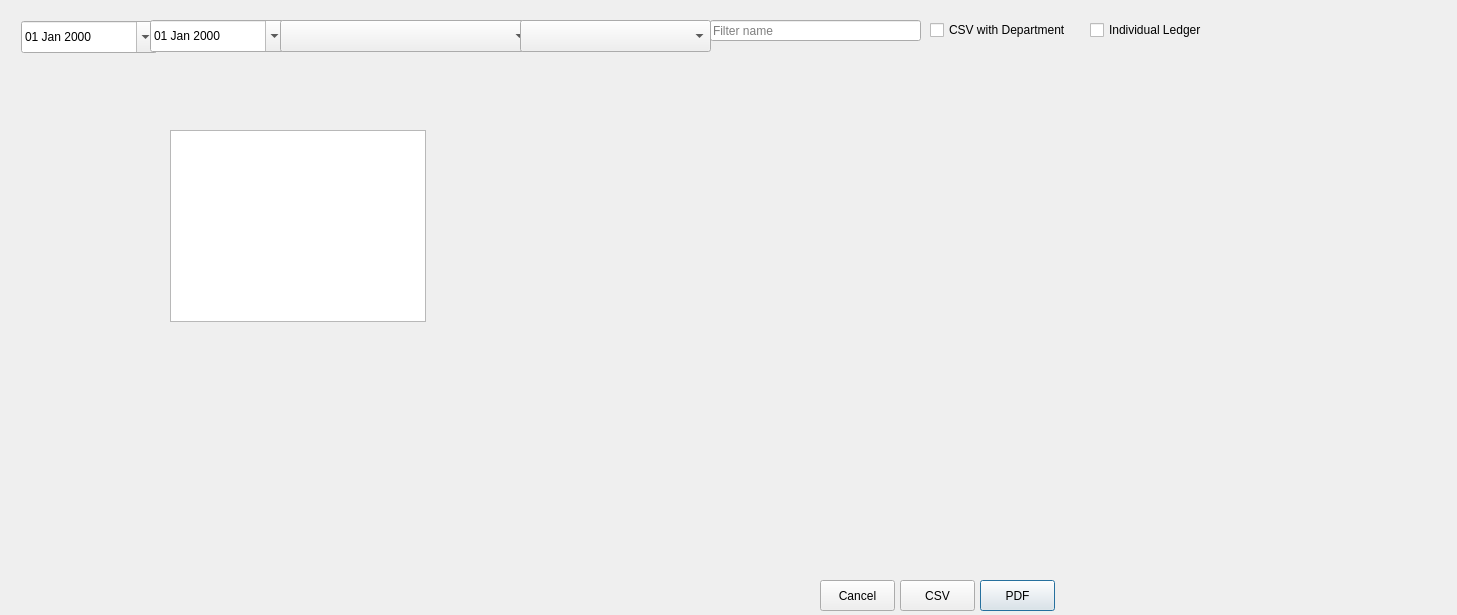
The window that DLG/cledgerreportdlg.ui (hlunguite/saptuamDataQT) describes before a commit, drawn with Qt 5.
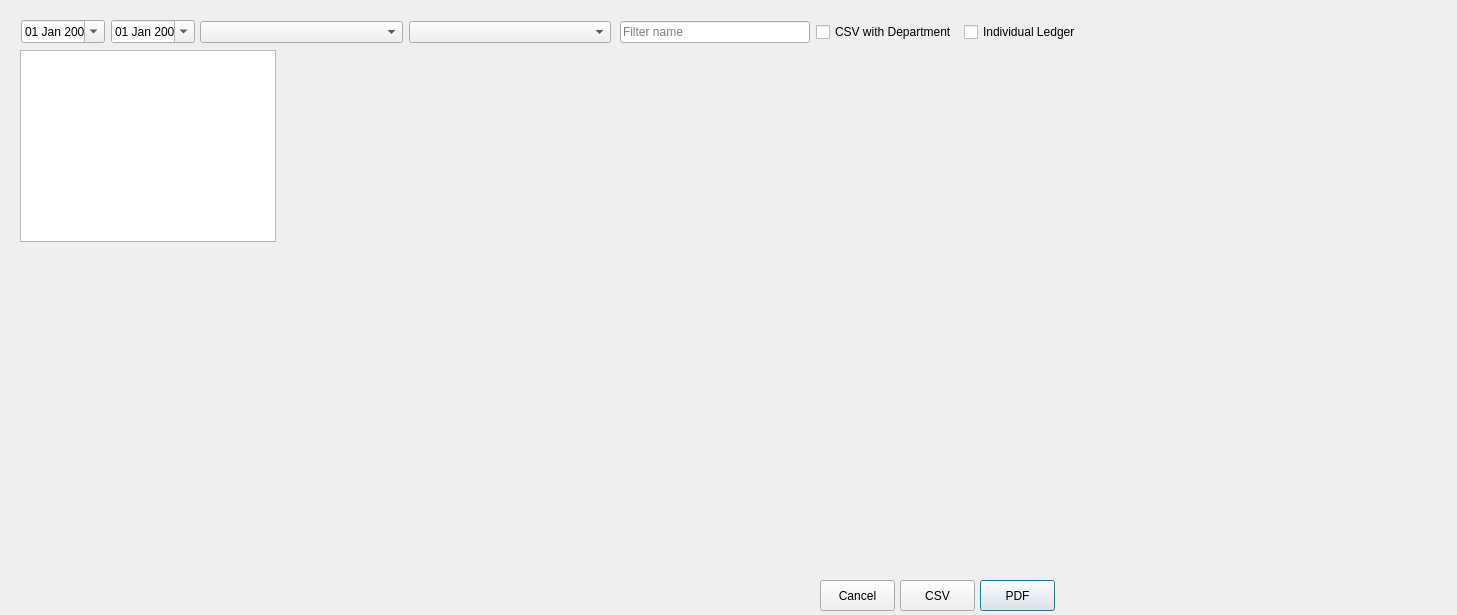
The same window after the commit.

```diff
--- a/DLG/cledgerreportdlg.ui
+++ b/DLG/cledgerreportdlg.ui
@@ -13,71 +13,6 @@
   <property name="windowTitle">
    <string>Dialog</string>
   </property>
-  <widget class="QDateEdit" name="m_fromDate">
-   <property name="geometry">
-    <rect>
-     <x>21</x>
-     <y>21</y>
-     <width>136</width>
-     <height>32</height>
-    </rect>
-   </property>
-   <property name="displayFormat">
-    <string>dd MMM yyyy</string>
-   </property>
-   <property name="calendarPopup">
-    <bool>true</bool>
-   </property>
-  </widget>
-  <widget class="QDateEdit" name="m_toDate">
-   <property name="geometry">
-    <rect>
-     <x>150</x>
-     <y>20</y>
-     <width>136</width>
-     <height>32</height>
-    </rect>
-   </property>
-   <property name="displayFormat">
-    <string>dd MMM yyyy</string>
-   </property>
-   <property name="calendarPopup">
-    <bool>true</bool>
-   </property>
-  </widget>
-  <widget class="QComboBox" name="m_DeptBox">
-   <property name="geometry">
-    <rect>
-     <x>280</x>
-     <y>20</y>
-     <width>251</width>
-     <height>32</height>
-    </rect>
-   </property>
-  </widget>
-  <widget class="QComboBox" name="m_accountBox">
-   <property name="geometry">
-    <rect>
-     <x>520</x>
-     <y>20</y>
-     <width>191</width>
-     <height>32</height>
-    </rect>
-   </property>
-  </widget>
-  <widget class="QLineEdit" name="m_nameFilter">
-   <property name="geometry">
-    <rect>
-     <x>710</x>
-     <y>20</y>
-     <width>211</width>
-     <height>21</height>
-    </rect>
-   </property>
-   <property name="placeholderText">
-    <string>Filter name</string>
-   </property>
-  </widget>
   <widget class="QPushButton" name="m_csvBtn">
    <property name="geometry">
     <rect>
@@ -123,38 +58,95 @@
   <widget class="QTextBrowser" name="m_textBrowser">
    <property name="geometry">
     <rect>
-     <x>170</x>
-     <y>130</y>
+     <x>20</x>
+     <y>50</y>
      <width>256</width>
      <height>192</height>
     </rect>
    </property>
   </widget>
-  <widget class="QCheckBox" name="m_deptInCSV">
+  <widget class="QWidget" name="">
    <property name="geometry">
     <rect>
-     <x>930</x>
+     <x>21</x>
      <y>20</y>
-     <width>151</width>
-     <height>20</height>
+     <width>174</width>
+     <height>24</height>
     </rect>
    </property>
-   <property name="text">
-    <string>CSV with Department</string>
+   <layout class="QHBoxLayout" name="horizontalLayout">
+    <item>
+     <widget class="QDateEdit" name="m_fromDate">
+      <property name="displayFormat">
+       <string>dd MMM yyyy</string>
+      </property>
+      <property name="calendarPopup">
+       <bool>true</bool>
+      </property>
+     </widget>
+    </item>
+    <item>
+     <widget class="QDateEdit" name="m_toDate">
+      <property name="displayFormat">
+       <string>dd MMM yyyy</string>
+      </property>
+      <property name="calendarPopup">
+       <bool>true</bool>
+      </property>
+     </widget>
+    </item>
+   </layout>
+  </widget>
+  <widget class="QWidget" name="">
+   <property name="geometry">
+    <rect>
+     <x>200</x>
+     <y>20</y>
+     <width>411</width>
+     <height>24</height>
+    </rect>
    </property>
+   <layout class="QHBoxLayout" name="horizontalLayout_2">
+    <item>
+     <widget class="QComboBox" name="m_DeptBox"/>
+    </item>
+    <item>
+     <widget class="QComboBox" name="m_accountBox"/>
+    </item>
+   </layout>
   </widget>
-  <widget class="QCheckBox" name="m_individualLedger">
+  <widget class="QWidget" name="">
    <property name="geometry">
     <rect>
-     <x>1090</x>
+     <x>620</x>
      <y>20</y>
-     <width>141</width>
-     <height>20</height>
+     <width>461</width>
+     <height>24</height>
     </rect>
    </property>
-   <property name="text">
-    <string>Individual Ledger</string>
-   </property>
+   <layout class="QHBoxLayout" name="horizontalLayout_3">
+    <item>
+     <widget class="QLineEdit" name="m_nameFilter">
+      <property name="placeholderText">
+       <string>Filter name</string>
+      </property>
+     </widget>
+    </item>
+    <item>
+     <widget class="QCheckBox" name="m_deptInCSV">
+      <property name="text">
+       <string>CSV with Department</string>
+      </property>
+     </widget>
+    </item>
+    <item>
+     <widget class="QCheckBox" name="m_individualLedger">
+      <property name="text">
+       <string>Individual Ledger</string>
+      </property>
+     </widget>
+    </item>
+   </layout>
   </widget>
  </widget>
  <resources/>
```
